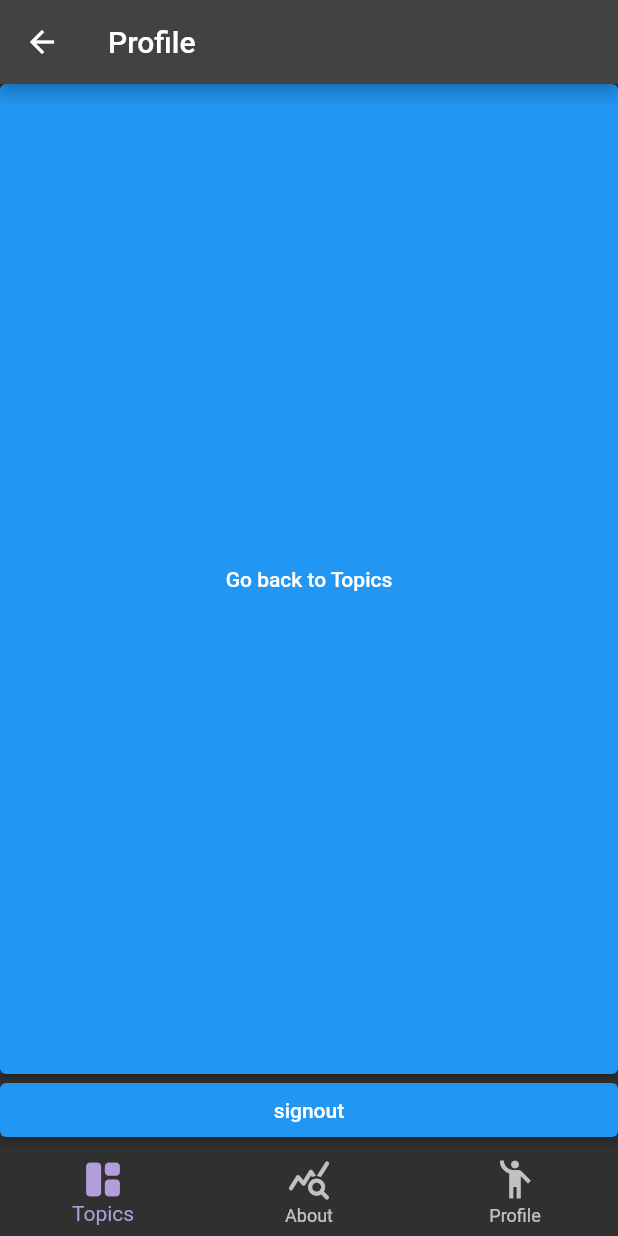
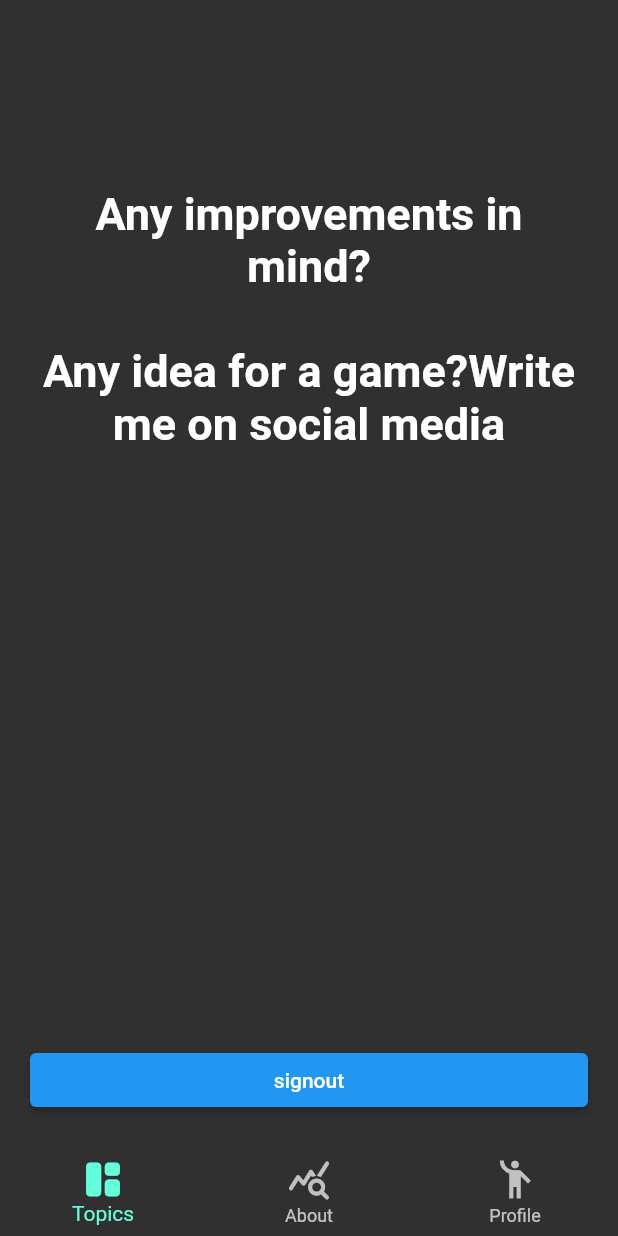
Before and after one commit to Merlin-Willner/TruthOrDare, a Flutter app: the ProfileScreen screen opened by its route, on a phone screen of 412 x 824 dp. Run offline on Flutter 3.47's test engine with Material 2 defaults, Android fonts, the phone set to English and light mode, and no system bars; our stand-ins replace firebase_auth, firebase_core, google_sign_in; accounts and stored records are empty; network calls fail.

Commit message:
UI almost finisted link to insta missing and truth or dare application missing

```diff
--- a/truthordare/lib/profile/profile.dart
+++ b/truthordare/lib/profile/profile.dart
@@ -7,20 +7,31 @@ class ProfileScreen extends StatelessWidget {
 
   get mainAxisAlignment => null;
 
+  get children => null;
+
   @override
   Widget build(BuildContext context) {
     return Scaffold(
-      appBar: AppBar(
-        title: const Text('Profile'),
-      ),
-      body: Column(
+      body:
+      Container(padding: const EdgeInsets.all(20),
+        child: Column(
+
           mainAxisAlignment: MainAxisAlignment.end,
           crossAxisAlignment: CrossAxisAlignment.stretch,
           children: [
             Expanded(
-            child: ElevatedButton(
-              child: const Text('Go back to Topics'),
-              onPressed: () => Navigator.pushNamed(context, '/topics'),
+              child: RichText(
+                textAlign: TextAlign.center,
+                text:
+
+                  TextSpan(
+                    style: Theme.of(context).textTheme.bodyText1,
+                    children: const <TextSpan>[
+                      TextSpan(text: "\n\n\nAny improvements in mind?\n\n"),
+                      TextSpan(text: "Any idea for a game?"),
+                      TextSpan(text: "Write me on social media"),
+                    ]
+                  ),
                 ),
             ),
             ElevatedButton(
@@ -33,6 +44,7 @@ class ProfileScreen extends StatelessWidget {
             ),
           ],
         ),
+      ),
       bottomNavigationBar: const BottomNavBar(),
     );
   }
--- a/truthordare/lib/shared/bottom_nav.dart
+++ b/truthordare/lib/shared/bottom_nav.dart
@@ -29,12 +29,13 @@ class BottomNavBar extends StatelessWidget {
           label: 'Profile',
         ),
       ],
-      fixedColor: Colors.deepPurple[200],
+
       onTap: (int idx) {
         switch (idx) {
           case 0:
-            // do nothing
+            Navigator.pushNamed(context, '/topics');
             break;
+
           case 1:
             Navigator.pushNamed(context, '/about');
             break;
--- a/truthordare/lib/theme.dart
+++ b/truthordare/lib/theme.dart
@@ -4,9 +4,9 @@ var appTheme = ThemeData(
   brightness: Brightness.dark,
 
   textTheme: const TextTheme(
-    bodyText1: TextStyle(fontSize: 30, color: Colors.white),
+    bodyText1: TextStyle(fontSize: 30, color: Colors.white, fontWeight: FontWeight.bold),
     bodyText2: TextStyle(fontSize: 20, color: Colors.white),
-    headline1: TextStyle(fontSize: 30, color: Colors.blueAccent),
+    headline1: TextStyle(fontSize: 30, color: Colors.blueAccent, fontWeight: FontWeight.bold),
     headline2: TextStyle(fontSize: 20, color: Colors.blueAccent),
   )
 
```
Also changed, not shown: truthordare/lib/about/about.dart (+8 -8 lines), truthordare/lib/login/login.dart (+8 -7 lines), truthordare/lib/topics/topics.dart (+25 -6 lines). Lines whose indentation alone changed are shown as unchanged.
